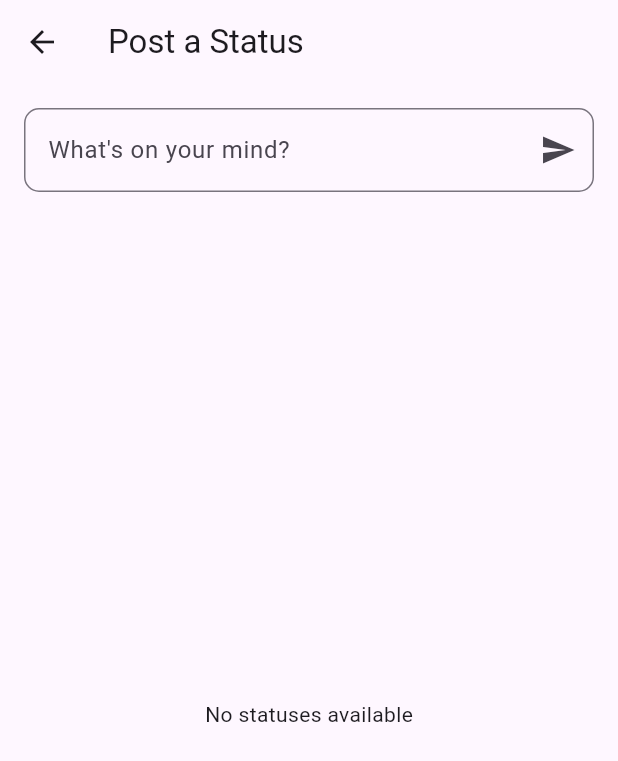
After one commit to AlaaAyesh/chat_app, a Flutter app: the StatusScreen screen opened directly, on a phone screen of 412 x 824 dp. The commit adds this screen. Shown: the top 761 px of the screen. Run offline on Flutter 3.47's test engine with Material 3 defaults, Android fonts, the phone set to English and light mode, and no system bars; our stand-ins replace bloc, cloud_firestore, emoji_picker_flutter, equatable, firebase_auth, firebase_core and 6 more; accounts and stored records are empty.

Commit message:
build status screen

```diff
--- /dev/null
+++ b/lib/data/repositories/status_repository.dart
@@ -0,0 +1,87 @@
+import 'package:cloud_firestore/cloud_firestore.dart';
+import 'package:firebase_auth/firebase_auth.dart';
+
+class StatusRepository {
+  final FirebaseFirestore _firestore = FirebaseFirestore.instance;
+  final FirebaseAuth _auth = FirebaseAuth.instance;
+
+  Future<void> postStatus(String statusText, List<String> contactIds) async {
+    if (statusText.isEmpty) return;
+
+    String userId = _auth.currentUser!.uid;
+    DateTime timestamp = DateTime.now();
+    DateTime expiryTime = timestamp.add(const Duration(hours: 24));
+
+    try {
+      // Fetch user name from Firestore
+      DocumentSnapshot userDoc =
+      await _firestore.collection('users').doc(userId).get();
+      String fullName = userDoc.exists ? (userDoc['fullName'] ?? "Unknown") : "Unknown";
+
+      // Save status with full name
+      await _firestore.collection('statuses').add({
+        'userId': userId,
+        'fullName': fullName, // Store user's name
+        'status': statusText,
+        'timestamp': timestamp.toIso8601String(),
+        'expiryTime': expiryTime.toIso8601String(),
+        'sharedWith': contactIds,
+        'loves': [],
+      });
+    } catch (e) {
+      print("Error posting status: $e");
+    }
+  }
+
+  Future<void> toggleLoveStatus(String statusId, List<dynamic> loves) async {
+    String userId = _auth.currentUser!.uid;
+    final statusRef = _firestore.collection('statuses').doc(statusId);
+
+    if (loves.contains(userId)) {
+      await statusRef.update({'loves': FieldValue.arrayRemove([userId])});
+    } else {
+      await statusRef.update({'loves': FieldValue.arrayUnion([userId])});
+    }
+  }
+
+  Future<void> deleteStatus(String statusId) async {
+    await _firestore.collection('statuses').doc(statusId).delete();
+  }
+
+  Future<void> deleteAllMyStatuses() async {
+    String userId = _auth.currentUser!.uid;
+    var myStatuses = await _firestore
+        .collection('statuses')
+        .where('userId', isEqualTo: userId)
+        .get();
+
+    for (var doc in myStatuses.docs) {
+      await doc.reference.delete();
+    }
+  }
+
+  Stream<List<Map<String, dynamic>>> getStatuses(List<String> contactIds) {
+    String userId = _auth.currentUser!.uid;
+    DateTime now = DateTime.now();
+
+    return _firestore.collection('statuses').snapshots().map((snapshot) {
+      return snapshot.docs
+          .map((doc) {
+        final data = doc.data();
+        return {
+          'id': doc.id,
+          'userId': data['userId'],
+          'fullName': data['fullName'] ?? "Unknown", // Ensure fullName is available
+          'status': data['status'],
+          'timestamp': DateTime.parse(data['timestamp']),
+          'expiryTime': DateTime.parse(data['expiryTime']),
+          'loves': List<String>.from(data['loves'] ?? []),
+        };
+      })
+          .where((status) =>
+      status['expiryTime'].isAfter(now) &&
+          (status['userId'] == userId || contactIds.contains(status['userId'])))
+          .toList();
+    });
+  }
+}
--- a/lib/presentation/main/main_screen.dart
+++ b/lib/presentation/main/main_screen.dart
@@ -2,6 +2,7 @@ import 'package:flutter/material.dart';
 
 import '../home/home_screen.dart';
 import '../setting/settings_screen.dart';
+import '../status/status_screen.dart';
 
 class MainScreen extends StatefulWidget {
   const MainScreen({super.key});
@@ -14,7 +15,7 @@ class _MainScreenState extends State<MainScreen> {
   int _selectedIndex = 1; // Default to Home Screen
 
   final List<Widget> _screens = [
-    PlaceholderScreen("Status Screen"), // Replace with StatusScreen()
+    StatusScreen(), // Replace with StatusScreen()
     const HomeScreen(),
     const SettingsScreen(),
   ];
--- /dev/null
+++ b/lib/presentation/status/status_screen.dart
@@ -0,0 +1,48 @@
+import 'package:chat_app/presentation/status/widgets/status_input.dart';
+import 'package:chat_app/presentation/status/widgets/status_list.dart';
+import 'package:flutter/material.dart';
+
+import '../../../data/repositories/contact_repository.dart';
+import '../../../data/services/service_locator.dart';
+
+class StatusScreen extends StatefulWidget {
+  const StatusScreen({super.key});
+
+  @override
+  _StatusScreenState createState() => _StatusScreenState();
+}
+
+class _StatusScreenState extends State<StatusScreen> {
+  final ContactRepository _contactRepository = getIt<ContactRepository>();
+  List<String> _contactIds = [];
+
+  @override
+  void initState() {
+    super.initState();
+    _loadContacts();
+  }
+
+  Future<void> _loadContacts() async {
+    final contacts = await _contactRepository.getRegisteredContacts();
+    setState(() {
+      _contactIds = contacts.map((c) => c['id'].toString()).toList();
+    });
+  }
+
+  @override
+  Widget build(BuildContext context) {
+    return Scaffold(
+      appBar: AppBar(title: const Text('Post a Status')),
+      body: Padding(
+        padding: const EdgeInsets.all(16.0),
+        child: Column(
+          children: [
+            StatusInput(contactIds: _contactIds),  // Pass contactIds
+            const SizedBox(height: 16),
+            Expanded(child: StatusList(contactIds: _contactIds)), // Pass contactIds
+          ],
+        ),
+      ),
+    );
+  }
+}
--- /dev/null
+++ b/lib/presentation/status/widgets/status_input.dart
@@ -0,0 +1,34 @@
+import 'package:flutter/material.dart';
+import '../../../data/repositories/status_repository.dart';
+
+class StatusInput extends StatefulWidget {
+  final List<String> contactIds;
+
+  const StatusInput({super.key, required this.contactIds});
+
+  @override
+  _StatusInputState createState() => _StatusInputState();
+}
+
+class _StatusInputState extends State<StatusInput> {
+  final TextEditingController _statusController = TextEditingController();
+  final StatusRepository _statusRepository = StatusRepository();
+
+  @override
+  Widget build(BuildContext context) {
+    return TextField(
+      controller: _statusController,
+      decoration: InputDecoration(
+        hintText: "What's on your mind?",
+        border: OutlineInputBorder(borderRadius: BorderRadius.circular(10)),
+        suffixIcon: IconButton(
+          icon: const Icon(Icons.send),
+          onPressed: () async {
+            await _statusRepository.postStatus(_statusController.text, widget.contactIds);
+            _statusController.clear();
+          },
+        ),
+      ),
+    );
+  }
+}
--- /dev/null
+++ b/lib/presentation/status/widgets/status_list.dart
@@ -0,0 +1,100 @@
+import 'package:flutter/material.dart';
+import 'package:firebase_auth/firebase_auth.dart';
+import '../../../data/repositories/status_repository.dart';
+import '../../widgets/status_tile.dart';
+
+class StatusList extends StatelessWidget {
+  final List<String> contactIds;
+
+  const StatusList({super.key, required this.contactIds});
+
+  @override
+  Widget build(BuildContext context) {
+    return StreamBuilder<List<Map<String, dynamic>>>(
+      stream: StatusRepository().getStatuses(contactIds),
+      builder: (context, snapshot) {
+        if (snapshot.hasError) {
+          return Center(child: Text("Error: ${snapshot.error}"));
+        }
+        if (!snapshot.hasData) {
+          return const Center(child: CircularProgressIndicator());
+        }
+
+        final statuses = snapshot.data!;
+        if (statuses.isEmpty) {
+          return const Center(child: Text("No statuses available"));
+        }
+
+        String currentUserId = FirebaseAuth.instance.currentUser!.uid;
+        List<Map<String, dynamic>> myStatuses = [];
+        List<Map<String, dynamic>> contactsStatuses = [];
+
+        for (var status in statuses) {
+          if (status['userId'] == currentUserId) {
+            myStatuses.add(status);
+          } else {
+            contactsStatuses.add(status);
+          }
+        }
+
+        return ListView(
+          children: [
+            if (myStatuses.isNotEmpty) ...[
+              Padding(
+                padding:
+                    const EdgeInsets.symmetric(vertical: 8.0, horizontal: 16.0),
+                child: Row(
+                  mainAxisAlignment: MainAxisAlignment.spaceBetween,
+                  children: [
+                    const Text(
+                      'My Status',
+                      style:
+                          TextStyle(fontWeight: FontWeight.bold, fontSize: 16),
+                    ),
+                    TextButton(
+                      onPressed: () async {
+                        await StatusRepository().deleteAllMyStatuses();
+                      },
+                      child: const Text(
+                        'Delete all',
+                        style: TextStyle(color: Colors.red),
+                      ),
+                    )
+                  ],
+                ),
+              ),
+              Column(
+                children: myStatuses
+                    .map((status) => StatusTile(
+                          status: status,
+                          isMine: true,
+                          onDelete: () =>
+                              StatusRepository().deleteStatus(status['id']),
+                          onLoveToggle: () {},
+                        ))
+                    .toList(),
+              ),
+              const Divider(),
+              Padding(
+                padding:
+                    const EdgeInsets.symmetric(vertical: 8.0, horizontal: 16.0),
+                child: const Text(
+                  'My Contacts Status ',
+                  style: TextStyle(fontWeight: FontWeight.bold, fontSize: 16),
+                ),
+              ),
+            ],
+            ...contactsStatuses
+                .map((status) => StatusTile(
+                      status: status,
+                      onDelete: () {},
+                      onLoveToggle: () => StatusRepository()
+                          .toggleLoveStatus(status['id'], status['loves']),
+                    ))
+                .toList(),
+          ],
+        );
+      },
+    );
+  }
+}
```
Also changed, not shown: lib/presentation/home/home_screen.dart (+0 -13 lines), lib/presentation/widgets/status_tile.dart (added, +75 -0 lines).
